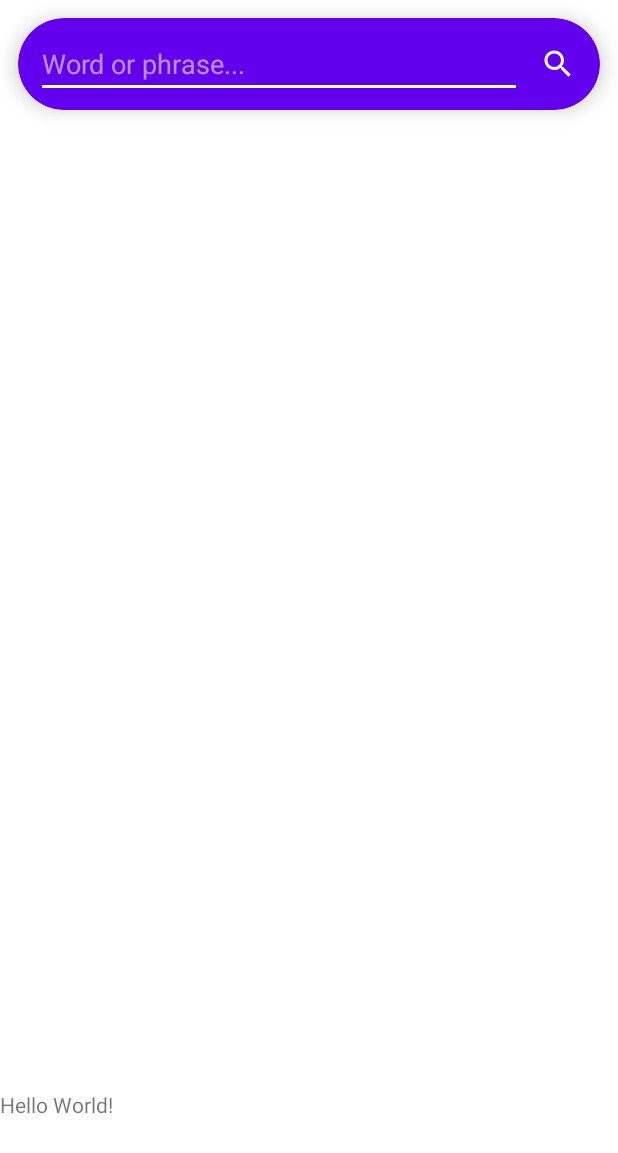
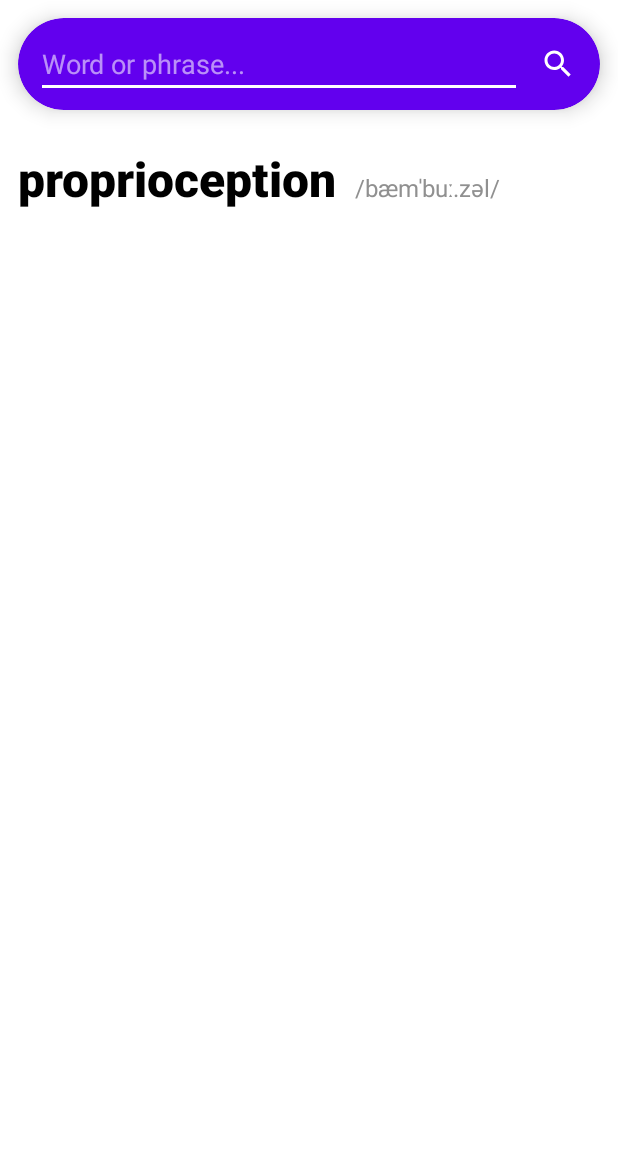
Before and after one commit to vaimon/ProVocab, an Android app: the layout activity_main.xml on its own in the app's theme, with its tools: preview values and no code run, on a phone screen of 412 x 824 dp. Shown: the top 1153 px of the screen. Run offline under Robolectric (Android 15) with nearby library versions, the phone set to English and light mode, and no system bars.

Commit message:
translation frontend

```diff
--- a/app/build.gradle
+++ b/app/build.gradle
@@ -41,9 +41,12 @@ dependencies {
     implementation 'com.google.android.material:material:1.4.0'
     implementation 'androidx.constraintlayout:constraintlayout:2.0.4'
     implementation "androidx.cardview:cardview:1.0.0"
+    implementation 'androidx.viewpager2:viewpager2:1.0.0'
     implementation "org.jetbrains.kotlinx:kotlinx-coroutines-android:1.6.0"
     implementation 'com.squareup.retrofit2:retrofit:2.9.0'
     implementation 'org.jsoup:jsoup:1.13.1'
+    implementation 'androidx.legacy:legacy-support-v4:1.0.0'
+    implementation 'androidx.recyclerview:recyclerview:1.2.1'
     testImplementation 'junit:junit:4.13.2'
     androidTestImplementation 'androidx.test.ext:junit:1.1.3'
     androidTestImplementation 'androidx.test.espresso:espresso-core:3.4.0'
--- a/app/src/main/java/ru/vaimon/provocab/models/Translation.kt
+++ b/app/src/main/java/ru/vaimon/provocab/models/Translation.kt
@@ -2,7 +2,7 @@ package ru.vaimon.provocab.models
 
 data class Translation(
     val word: String,
-    val transcription: String,
+    val pronunciation: String,
     val cambridgeDefinitions: List<CambridgeDefinition>,
     val translations: List<String>,
     val examples: Set<Example>
--- a/app/src/main/res/layout/activity_main.xml
+++ b/app/src/main/res/layout/activity_main.xml
@@ -1,9 +1,10 @@
 <?xml version="1.0" encoding="utf-8"?>
-<androidx.constraintlayout.widget.ConstraintLayout xmlns:android="http://schemas.android.com/apk/res/android"
+<LinearLayout xmlns:android="http://schemas.android.com/apk/res/android"
     xmlns:app="http://schemas.android.com/apk/res-auto"
     xmlns:tools="http://schemas.android.com/tools"
     android:layout_width="match_parent"
     android:layout_height="match_parent"
+    android:orientation="vertical"
     tools:context=".screens.home.MainActivity">
 
     <com.google.android.material.card.MaterialCardView
@@ -60,16 +61,21 @@
         </LinearLayout>
     </com.google.android.material.card.MaterialCardView>
 
+    <include layout="@layout/fragment_translation"
+        android:id="@+id/fragTranslation"
+        android:layout_width="match_parent"
+        android:layout_height="match_parent"
+        />
 
-    <TextView
-        android:id="@+id/tvResult"
-        android:layout_width="match_parent"
-        android:layout_height="wrap_content"
-        android:layout_marginTop="648dp"
-        android:text="Hello World!"
-        app:layout_constraintBottom_toBottomOf="parent"
-        app:layout_constraintLeft_toLeftOf="parent"
-        app:layout_constraintRight_toRightOf="parent"
-        app:layout_constraintTop_toTopOf="parent" />
+<!--    <TextView-->
+<!--        android:id="@+id/tvResult"-->
+<!--        android:layout_width="match_parent"-->
+<!--        android:layout_height="wrap_content"-->
+<!--        android:layout_marginTop="648dp"-->
+<!--        android:text="Hello World!"-->
+<!--        app:layout_constraintBottom_toBottomOf="parent"-->
+<!--        app:layout_constraintLeft_toLeftOf="parent"-->
+<!--        app:layout_constraintRight_toRightOf="parent"-->
+<!--        app:layout_constraintTop_toTopOf="parent" />-->
 
-</androidx.constraintlayout.widget.ConstraintLayout>
+</LinearLayout>
--- /dev/null
+++ b/app/src/main/res/layout/fragment_translation.xml
@@ -0,0 +1,49 @@
+<?xml version="1.0" encoding="utf-8"?>
+<LinearLayout xmlns:android="http://schemas.android.com/apk/res/android"
+    xmlns:app="http://schemas.android.com/apk/res-auto"
+    android:layout_width="match_parent"
+    android:layout_height="match_parent"
+    android:orientation="vertical">
+
+    <LinearLayout
+        android:layout_width="match_parent"
+        android:layout_height="wrap_content"
+        android:orientation="horizontal">
+
+        <TextView
+            android:id="@+id/tvWord"
+            android:layout_width="wrap_content"
+            android:layout_height="wrap_content"
+            android:fontFamily="sans-serif-medium"
+            android:maxLines="1"
+            android:padding="12dp"
+            android:text="proprioception"
+            android:textSize="32sp"
+            android:textStyle="bold"
+            android:textColor="@color/black"/>
+
+        <TextView
+            android:id="@+id/tvPronunciation"
+            android:layout_width="0dp"
+            android:layout_height="wrap_content"
+            android:layout_marginEnd="12dp"
+            android:layout_weight="1"
+            android:maxLines="1"
+            android:text="/bæmˈbuː.zəl/"
+            android:textSize="16sp"
+            android:textColor="@color/gray_inactive"/>
+    </LinearLayout>
+
+    <com.google.android.material.tabs.TabLayout
+        android:id="@+id/tabLayout"
+        android:layout_width="match_parent"
+        android:layout_height="wrap_content"
+        />
+
+    <androidx.viewpager2.widget.ViewPager2
+        android:layout_width="match_parent"
+        android:layout_height="match_parent"
+        android:id="@+id/viewPager"
+        />
+
+</LinearLayout>
--- a/app/src/main/res/values/colors.xml
+++ b/app/src/main/res/values/colors.xml
@@ -7,4 +7,5 @@
     <color name="teal_700">#FF018786</color>
     <color name="black">#FF000000</color>
     <color name="white">#FFFFFFFF</color>
+    <color name="gray_inactive">#909090</color>
 </resources>
--- /dev/null
+++ b/app/src/main/res/values/dimens.xml
@@ -0,0 +1,4 @@
+<?xml version="1.0" encoding="utf-8"?>
+<resources>
+    <dimen name="text_margin">16dp</dimen>
+</resources>
--- a/app/src/main/res/values/strings.xml
+++ b/app/src/main/res/values/strings.xml
@@ -3,4 +3,8 @@
     <string name="search">Найти</string>
     <string name="button_search">Кнопка поиска</string>
     <string name="word_or_phrase">Word or phrase...</string>
+    <string name="meanings">Значения</string>
+    <string name="examples">Примеры</string>
+    <string name="cambridge_dictionary">Cambridge Dictionary</string>
+    <string name="translation">Перевод</string>
 </resources>
```
Also changed, not shown: app/src/main/java/ru/vaimon/provocab/screens/home/MainActivity.kt (+46 -10 lines), app/src/main/java/ru/vaimon/provocab/screens/home/MainRepository.kt (+10 -6 lines), app/src/main/java/ru/vaimon/provocab/screens/home/adapters/TranslationStateAdapter.kt (added, +31 -0 lines), app/src/main/java/ru/vaimon/provocab/screens/home/fragments/ExampleFragment.kt (added, +37 -0 lines), app/src/main/java/ru/vaimon/provocab/screens/home/fragments/ExplanationFragment.kt (added, +42 -0 lines), app/src/main/java/ru/vaimon/provocab/screens/home/fragments/adapters/CambridgeRecyclerViewAdapter.kt (added, +35 -0 lines), app/src/main/java/ru/vaimon/provocab/screens/home/fragments/adapters/ExampleRecyclerViewAdapter.kt (added, +42 -0 lines), app/src/main/java/ru/vaimon/provocab/screens/home/fragments/adapters/TranslationRecyclerViewAdapter.kt (added, +32 -0 lines), app/src/main/res/layout/fragment_example.xml (added, +13 -0 lines), app/src/main/res/layout/fragment_explanation.xml (added, +53 -0 lines), app/src/main/res/layout/item_cambridge.xml (added, +27 -0 lines), app/src/main/res/layout/item_example.xml (added, +27 -0 lines), app/src/main/res/layout/item_transalation.xml (added, +19 -0 lines).
